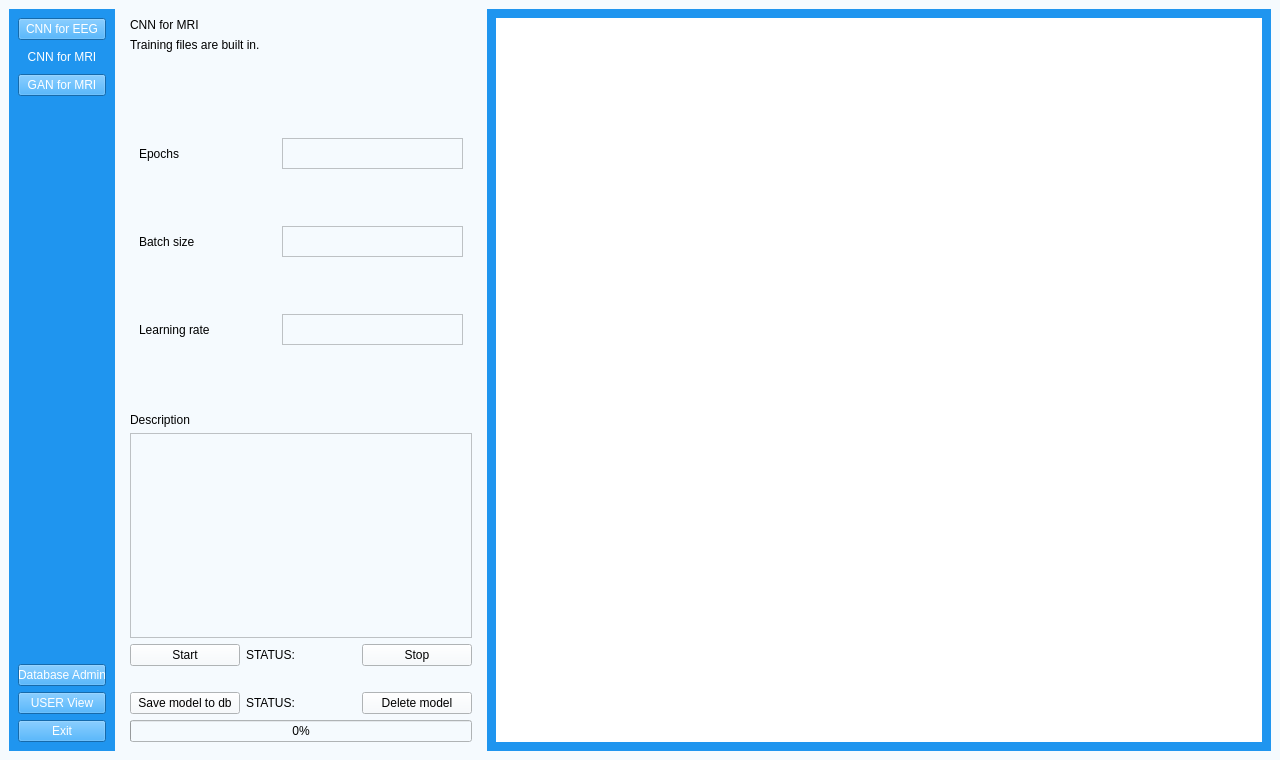
Old version of the form UI/aUI_projekt_MRI.ui in the repository matimusial/ADHDPredictorApp.
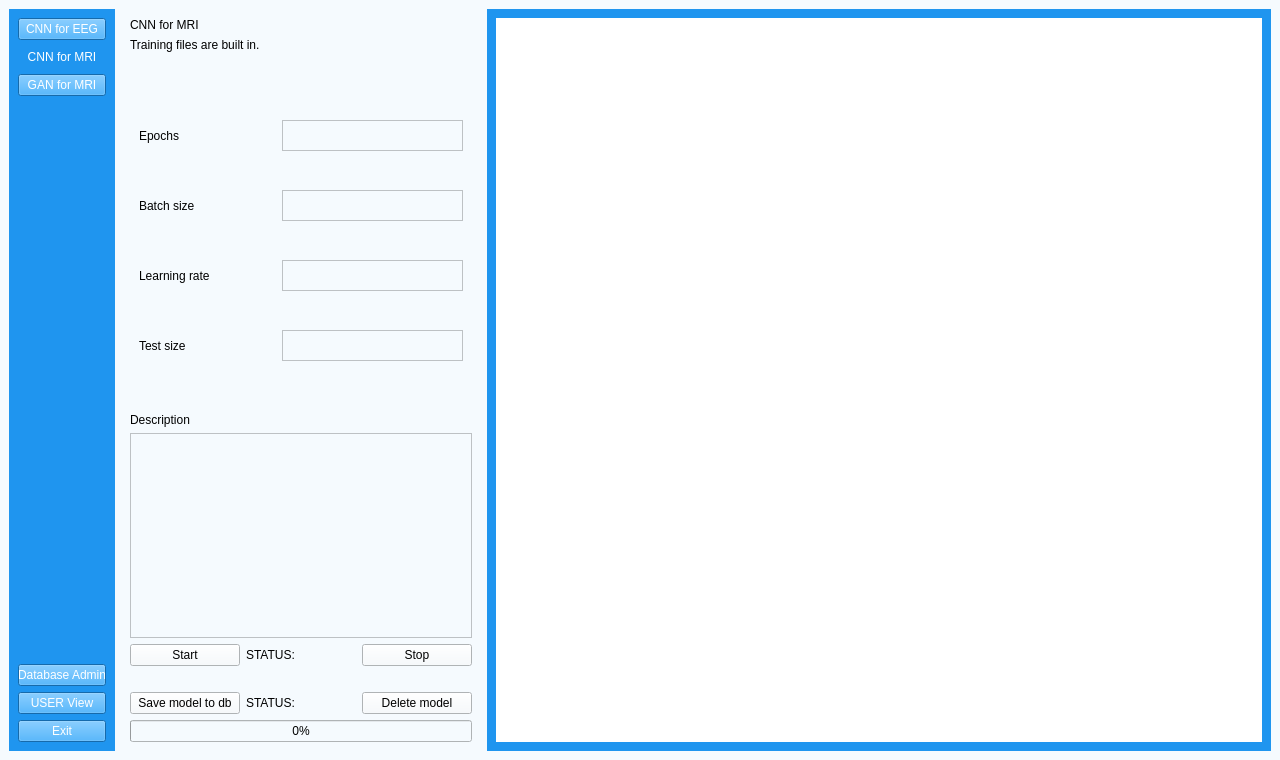
New version of the form. Icons and pictures are not drawn.

Patch:
```diff
--- a/UI/aUI_projekt_MRI.ui
+++ b/UI/aUI_projekt_MRI.ui
@@ -282,6 +282,33 @@
                     </item>
                    </layout>
                   </item>
+                  <item>
+                   <layout class="QHBoxLayout" name="horizontalLayout_3">
+                    <item>
+                     <widget class="QLabel" name="Test_size">
+                      <property name="text">
+                       <string>Test size</string>
+                      </property>
+                     </widget>
+                    </item>
+                    <item>
+                     <widget class="QTextEdit" name="textEdit_test_size">
+                      <property name="minimumSize">
+                       <size>
+                        <width>181</width>
+                        <height>31</height>
+                       </size>
+                      </property>
+                      <property name="maximumSize">
+                       <size>
+                        <width>181</width>
+                        <height>31</height>
+                       </size>
+                      </property>
+                     </widget>
+                    </item>
+                   </layout>
+                  </item>
                  </layout>
                 </widget>
                </item>
```
